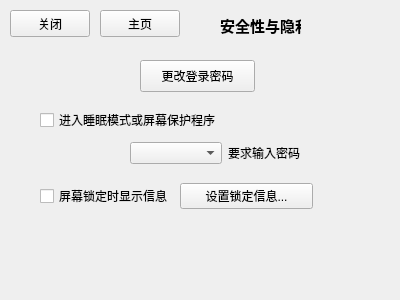
Qt form src/ldecc/safcc.ui (xuzhuoyi/LDE) before a commit.
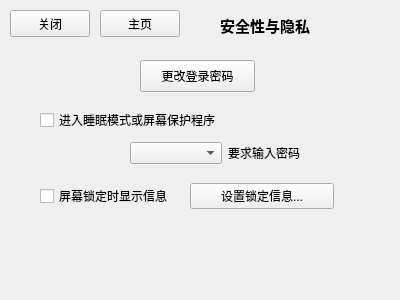
The same form after that commit.

Commit message: Fix Ui Size Problem

```diff
--- a/src/ldecc/safcc.ui
+++ b/src/ldecc/safcc.ui
@@ -57,7 +57,7 @@
     <rect>
      <x>220</x>
      <y>10</y>
-     <width>81</width>
+     <width>161</width>
      <height>31</height>
     </rect>
    </property>
@@ -85,12 +85,12 @@
     <string>主页</string>
    </property>
   </widget>
-  <widget class="QWidget" name="">
+  <widget class="QWidget" name="layoutWidget">
    <property name="geometry">
     <rect>
      <x>40</x>
      <y>180</y>
-     <width>273</width>
+     <width>294</width>
      <height>32</height>
     </rect>
    </property>
@@ -111,7 +111,7 @@
     </item>
    </layout>
   </widget>
-  <widget class="QWidget" name="">
+  <widget class="QWidget" name="layoutWidget">
    <property name="geometry">
     <rect>
      <x>130</x>
```
The commit also changes 4 other files.
